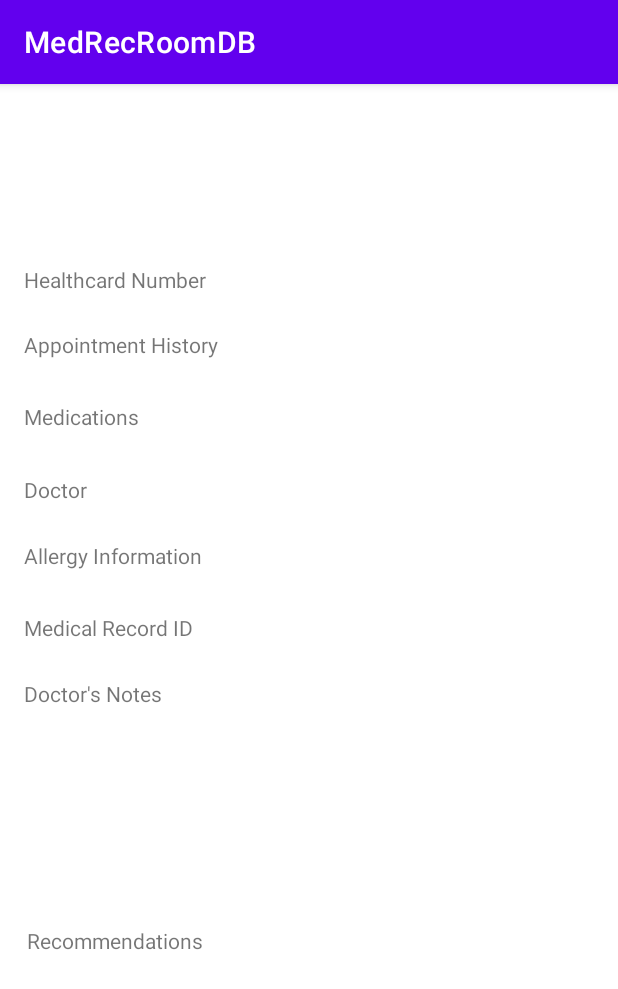
After one commit to kcmatienzo/MedRec, an Android app: the PatientViewMedRecActivity screen opened directly, with no data from a screen before it, on a phone screen of 412 x 824 dp. The commit adds this screen. Shown: the top 989 px of the screen. Run offline under Robolectric (Android 15) with nearby library versions, the phone set to English and light mode, and no system bars.

Commit message:
Fixed patient nav and  view medrec, fixed email and license number to be unique
-  fixed patient's navigation
- added click event for patients view med record button
- added view medical record elements
- made the email address and license number for each user role unique

```diff
--- a/app/src/main/AndroidManifest.xml
+++ b/app/src/main/AndroidManifest.xml
@@ -31,7 +31,10 @@
             android:name=".activity.AdminSearchResultsActivity"
             android:exported="false" />
         <activity
-            android:name=".activity.PatientViewRecordActivity"
+            android:name=".activity.PatientNavActivity"
+            android:exported="false" />
+        <activity
+            android:name=".activity.PatientViewMedRecActivity"
             android:exported="false" />
         <activity
             android:name=".MainActivity"
--- a/app/src/main/java/com/example/medrecroomdb/MainActivity.java
+++ b/app/src/main/java/com/example/medrecroomdb/MainActivity.java
@@ -18,7 +18,7 @@ import com.example.medrecroomdb.activity.DoctorActivity;
 import com.example.medrecroomdb.activity.PatientActivity;
 import com.example.medrecroomdb.activity.DoctorSearchPatientActivity;
 import com.example.medrecroomdb.activity.AdminSearchUserActivity;
-import com.example.medrecroomdb.activity.PatientViewRecordActivity;
+import com.example.medrecroomdb.activity.PatientNavActivity;
 import com.example.medrecroomdb.model.Admin;
 import com.example.medrecroomdb.model.Doctor;
 import com.example.medrecroomdb.model.Patient;
@@ -86,7 +86,7 @@ public class MainActivity extends AppCompatActivity implements AdapterView.OnIte
                         Intent intentDoctor = new Intent(v.getContext(), DoctorSearchPatientActivity.class);
                         startActivity(intentDoctor);
                     } else if (patient != null && patient.getEmail().equals(userName) && patient.getPassword().equals(password) && role == "Patient") {
-                        Intent intentPatient = new Intent(v.getContext(), PatientViewRecordActivity.class);
+                        Intent intentPatient = new Intent(v.getContext(), PatientNavActivity.class);
                         startActivity(intentPatient);
                     } else if (admin != null && admin.getEmail().equals(userName)&& admin.getPassword().equals(password) && role == "Admin") {
                         Intent intentAdmin = new Intent(v.getContext(), AdminSearchUserActivity.class);
--- /dev/null
+++ b/app/src/main/java/com/example/medrecroomdb/activity/PatientNavActivity.java
@@ -0,0 +1,39 @@
+package com.example.medrecroomdb.activity;
+
+import android.content.Intent;
+import android.os.Bundle;
+import android.view.View;
+import android.widget.Button;
+import android.widget.EditText;
+import android.view.View;
+
+import androidx.appcompat.app.AppCompatActivity;
+
+import com.example.medrecroomdb.R;
+import com.example.medrecroomdb.model.Patient;
+import com.example.medrecroomdb.viewmodel.AdminViewModel;
+
+public class PatientNavActivity extends AppCompatActivity {
+    // Declare variables
+    private AdminViewModel adminViewModel;
+    private Button button_viewMedRec, button_updateInfo, button_bookAppt;
+    Patient patient;
+
+    @Override
+    protected void onCreate(Bundle savedInstanceState) {
+        super.onCreate(savedInstanceState);
+        setContentView(R.layout.activity_patient_nav);
+
+        button_viewMedRec = findViewById(R.id.btn_viewMedicalRecord);
+
+        button_viewMedRec.setOnClickListener(new View.OnClickListener() {
+            @Override
+            public void onClick(View v) {
+                Intent intentViewMedRec = new Intent(v.getContext(), PatientViewMedRecActivity.class);
+                startActivity(intentViewMedRec);
+            }
+        });
+
+    }
+
+}
--- /dev/null
+++ b/app/src/main/java/com/example/medrecroomdb/activity/PatientViewMedRecActivity.java
@@ -0,0 +1,28 @@
+package com.example.medrecroomdb.activity;
+
+import android.content.Intent;
+import android.os.Bundle;
+import android.view.View;
+import android.widget.Button;
+
+import androidx.appcompat.app.AppCompatActivity;
+
+import com.example.medrecroomdb.R;
+import com.example.medrecroomdb.model.Patient;
+import com.example.medrecroomdb.viewmodel.AdminViewModel;
+
+public class PatientViewMedRecActivity extends AppCompatActivity {
+    // Declare variables
+    private AdminViewModel adminViewModel;
+    private Button button_viewMedRec, button_updateInfo, button_bookAppt;
+    Patient patient;
+
+    @Override
+    protected void onCreate(Bundle savedInstanceState) {
+        super.onCreate(savedInstanceState);
+        setContentView(R.layout.activity_patient_viewmedrec);
+
+
+    }
+
+}
--- a/app/src/main/java/com/example/medrecroomdb/activity/PatientViewRecordActivity.java
+++ /dev/null
@@ -1,18 +0,0 @@
-package com.example.medrecroomdb.activity;
-
-import android.os.Bundle;
-
-import androidx.appcompat.app.AppCompatActivity;
-
-import com.example.medrecroomdb.R;
-
-public class PatientViewRecordActivity extends AppCompatActivity {
-    @Override
-    protected void onCreate(Bundle savedInstanceState) {
-        super.onCreate(savedInstanceState);
-        setContentView(R.layout.activity_patient_nav);
-
-
-    }
-
-}
--- a/app/src/main/java/com/example/medrecroomdb/model/Admin.java
+++ b/app/src/main/java/com/example/medrecroomdb/model/Admin.java
@@ -5,7 +5,7 @@ import androidx.room.Entity;
 import androidx.room.Index;
 import androidx.room.PrimaryKey;
 
-@Entity(indices = {@Index(value = {"employeeId"},
+@Entity(indices = {@Index(value = {"employeeId", "email"},
         unique = true)})
 public class Admin {
     @PrimaryKey
--- a/app/src/main/java/com/example/medrecroomdb/model/Doctor.java
+++ b/app/src/main/java/com/example/medrecroomdb/model/Doctor.java
@@ -4,7 +4,7 @@ import androidx.room.Entity;
 import androidx.room.Index;
 import androidx.room.PrimaryKey;
 
-@Entity(indices = {@Index(value = {"doctorLicenseNumber"},
+@Entity(indices = {@Index(value = {"doctorLicenseNumber", "email", "doctorLicenseNumber"},
         unique = true)})
 public class Doctor {
     @PrimaryKey
--- a/app/src/main/java/com/example/medrecroomdb/model/Patient.java
+++ b/app/src/main/java/com/example/medrecroomdb/model/Patient.java
@@ -4,7 +4,7 @@ import androidx.room.Entity;
 import androidx.room.Index;
 import androidx.room.PrimaryKey;
 
-@Entity(indices = {@Index(value = {"healthcardNumber"},
+@Entity(indices = {@Index(value = {"healthcardNumber", "email"},
         unique = true)})
 public class Patient {
     @PrimaryKey
--- /dev/null
+++ b/app/src/main/res/layout/activity_patient_viewmedrec.xml
@@ -0,0 +1,134 @@
+<?xml version="1.0" encoding="utf-8"?>
+<androidx.constraintlayout.widget.ConstraintLayout xmlns:android="http://schemas.android.com/apk/res/android"
+    xmlns:app="http://schemas.android.com/apk/res-auto"
+    xmlns:tools="http://schemas.android.com/tools"
+    android:layout_width="match_parent"
+    android:layout_height="match_parent">
+
+    <TextView
+        android:id="@+id/textView19"
+        android:layout_width="wrap_content"
+        android:layout_height="wrap_content"
+        android:text="Medical Record ID"
+        app:layout_constraintBottom_toBottomOf="parent"
+        app:layout_constraintEnd_toEndOf="parent"
+        app:layout_constraintHorizontal_bias="0.053"
+        app:layout_constraintStart_toStartOf="parent"
+        app:layout_constraintTop_toTopOf="parent"
+        app:layout_constraintVertical_bias="0.471" />
+
+    <TextView
+        android:id="@+id/textView25"
+        android:layout_width="wrap_content"
+        android:layout_height="wrap_content"
+        android:text="Appointment History"
+        app:layout_constraintBottom_toBottomOf="parent"
+        app:layout_constraintEnd_toEndOf="parent"
+        app:layout_constraintHorizontal_bias="0.056"
+        app:layout_constraintStart_toStartOf="parent"
+        app:layout_constraintTop_toTopOf="parent"
+        app:layout_constraintVertical_bias="0.219" />
+
+    <TextView
+        android:id="@+id/textView26"
+        android:layout_width="wrap_content"
+        android:layout_height="wrap_content"
+        android:text="Medications"
+        app:layout_constraintBottom_toBottomOf="parent"
+        app:layout_constraintEnd_toEndOf="parent"
+        app:layout_constraintHorizontal_bias="0.047"
+        app:layout_constraintStart_toStartOf="parent"
+        app:layout_constraintTop_toTopOf="parent"
+        app:layout_constraintVertical_bias="0.283" />
+
+    <TextView
+        android:id="@+id/textView27"
+        android:layout_width="wrap_content"
+        android:layout_height="wrap_content"
+        android:text="Doctor"
+        app:layout_constraintBottom_toBottomOf="parent"
+        app:layout_constraintEnd_toEndOf="parent"
+        app:layout_constraintHorizontal_bias="0.043"
+        app:layout_constraintStart_toStartOf="parent"
+        app:layout_constraintTop_toTopOf="parent"
+        app:layout_constraintVertical_bias="0.348" />
+
+    <TextView
+        android:id="@+id/textView28"
+        android:layout_width="wrap_content"
+        android:layout_height="wrap_content"
+        android:text="Allergy Information"
+        app:layout_constraintBottom_toBottomOf="parent"
+        app:layout_constraintEnd_toEndOf="parent"
+        app:layout_constraintHorizontal_bias="0.054"
+        app:layout_constraintStart_toStartOf="parent"
+        app:layout_constraintTop_toTopOf="parent"
+        app:layout_constraintVertical_bias="0.407" />
+
+    <TextView
+        android:id="@+id/textView29"
+        android:layout_width="wrap_content"
+        android:layout_height="wrap_content"
+        android:text="Healthcard Number"
+        app:layout_constraintBottom_toBottomOf="parent"
+        app:layout_constraintEnd_toEndOf="parent"
+        app:layout_constraintHorizontal_bias="0.055"
+        app:layout_constraintStart_toStartOf="parent"
+        app:layout_constraintTop_toTopOf="parent"
+        app:layout_constraintVertical_bias="0.161" />
+
+    <TextView
+        android:id="@+id/textView30"
+        android:layout_width="wrap_content"
+        android:layout_height="wrap_content"
+        android:text="Doctor's Notes"
+        app:layout_constraintBottom_toBottomOf="parent"
+        app:layout_constraintEnd_toEndOf="parent"
+        app:layout_constraintHorizontal_bias="0.05"
+        app:layout_constraintStart_toStartOf="parent"
+        app:layout_constraintTop_toTopOf="parent"
+        app:layout_constraintVertical_bias="0.53" />
+
+    <ScrollView
+        android:id="@+id/scrollView3"
+        android:layout_width="374dp"
+        android:layout_height="86dp"
+        app:layout_constraintBottom_toBottomOf="parent"
+        app:layout_constraintEnd_toEndOf="parent"
+        app:layout_constraintHorizontal_bias="0.486"
+        app:layout_constraintStart_toStartOf="parent"
+        app:layout_constraintTop_toTopOf="parent"
+        app:layout_constraintVertical_bias="0.644">
+
+        <LinearLayout
+            android:layout_width="match_parent"
+            android:layout_height="wrap_content"
+            android:orientation="vertical" />
+    </ScrollView>
+
+    <TextView
+        android:id="@+id/textView31"
+        android:layout_width="wrap_content"
+        android:layout_height="wrap_content"
+        android:text="Recommendations"
+        app:layout_constraintBottom_toBottomOf="parent"
+        app:layout_constraintEnd_toEndOf="parent"
+        app:layout_constraintHorizontal_bias="0.061"
+        app:layout_constraintStart_toStartOf="parent"
+        app:layout_constraintTop_toTopOf="parent"
+        app:layout_constraintVertical_bias="0.75" />
+
+    <ScrollView
+        android:id="@+id/scrollView2"
+        android:layout_width="379dp"
+        android:layout_height="107dp"
+        android:layout_marginStart="16dp"
+        app:layout_constraintStart_toStartOf="parent"
+        tools:layout_editor_absoluteY="560dp">
+
+        <LinearLayout
+            android:layout_width="match_parent"
+            android:layout_height="wrap_content"
+            android:orientation="vertical" />
+    </ScrollView>
+</androidx.constraintlayout.widget.ConstraintLayout>
```
